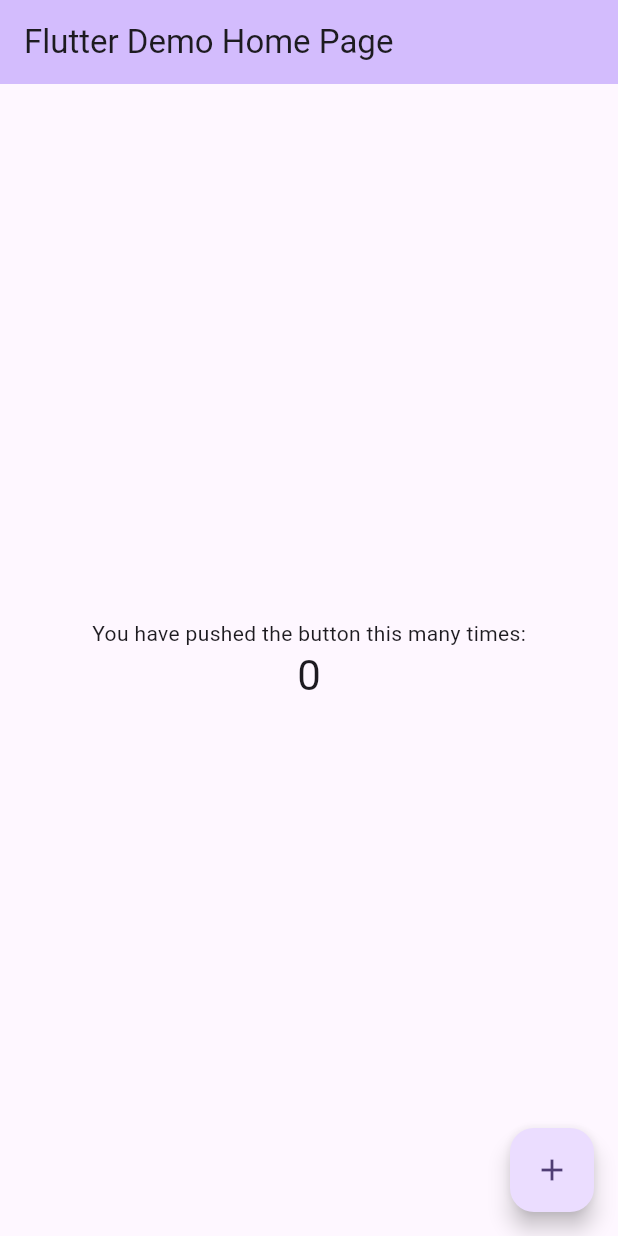
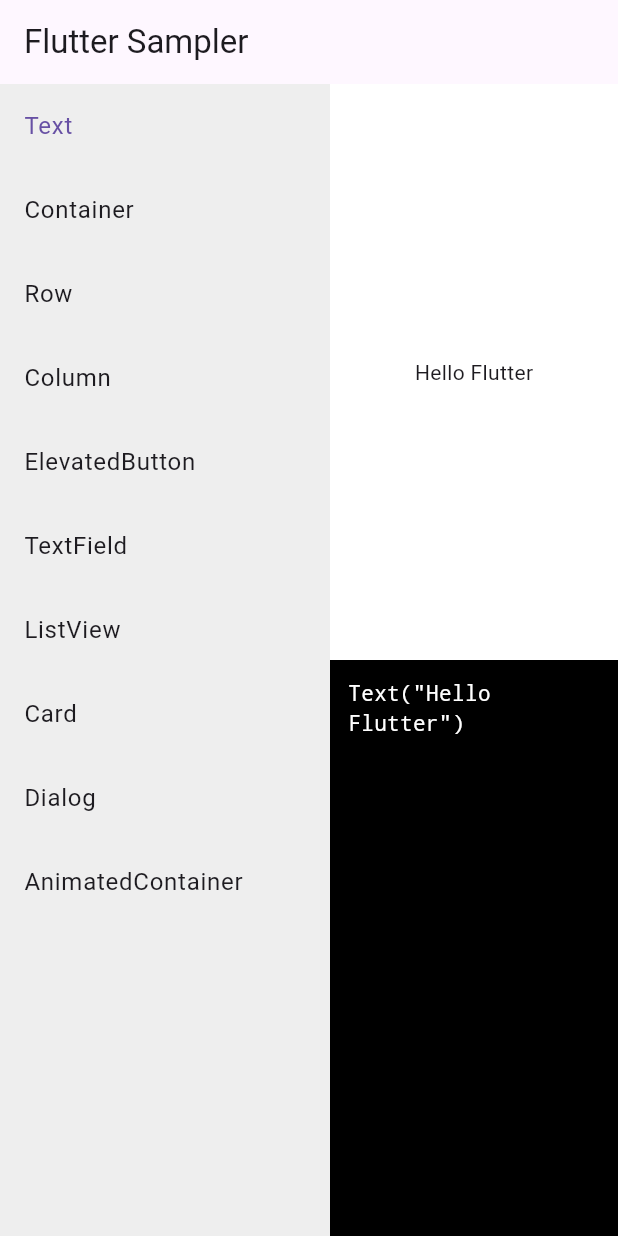
Before and after one commit to KyokoCow/Widget-Lab, a Flutter app: the screen it shows after launch, on a phone screen of 412 x 824 dp. Run offline on Flutter 3.47's test engine with Material 3 defaults, Android fonts, the phone set to English and light mode, and no system bars.

Commit message:
プロトタイプ

```diff
--- a/lib/main.dart
+++ b/lib/main.dart
@@ -7,116 +7,295 @@
 class MyApp extends StatelessWidget {
   const MyApp({super.key});
 
-  // This widget is the root of your application.
   @override
   Widget build(BuildContext context) {
     return MaterialApp(
-      title: 'Flutter Demo',
-      theme: ThemeData(
-        // This is the theme of your application.
-        //
-        // TRY THIS: Try running your application with "flutter run". You'll see
-        // the application has a purple toolbar. Then, without quitting the app,
-        // try changing the seedColor in the colorScheme below to Colors.green
-        // and then invoke "hot reload" (save your changes or press the "hot
-        // reload" button in a Flutter-supported IDE, or press "r" if you used
-        // the command line to start the app).
-        //
-        // Notice that the counter didn't reset back to zero; the application
-        // state is not lost during the reload. To reset the state, use hot
-        // restart instead.
-        //
-        // This works for code too, not just values: Most code changes can be
-        // tested with just a hot reload.
-        colorScheme: .fromSeed(seedColor: Colors.deepPurple),
-      ),
-      home: const MyHomePage(title: 'Flutter Demo Home Page'),
+      debugShowCheckedModeBanner: false,
+      home: const HomePage(),
     );
   }
 }
 
-class MyHomePage extends StatefulWidget {
-  const MyHomePage({super.key, required this.title});
+/* =========================
+   データモデル
+========================= */
 
-  // This widget is the home page of your application. It is stateful, meaning
-  // that it has a State object (defined below) that contains fields that affect
-  // how it looks.
+class Sample {
+  final String id;
+  final String title;
+  final String code;
+  final Widget Function() builder;
 
-  // This class is the configuration for the state. It holds the values (in this
-  // case the title) provided by the parent (in this case the App widget) and
-  // used by the build method of the State. Fields in a Widget subclass are
-  // always marked "final".
+  const Sample({
+    required this.id,
+    required this.title,
+    required this.code,
+    required this.builder,
+  });
+}
 
-  final String title;
+/* =========================
+   サンプル一覧（10個）
+========================= */
+
+final List<Sample> samples = [
+  Sample(
+    id: "text",
+    title: "Text",
+    code: 'Text("Hello Flutter")',
+    builder: () => const Center(child: Text("Hello Flutter")),
+  ),
+
+  Sample(
+    id: "container",
+    title: "Container",
+    code: '''
+Container(
+  width: 100,
+  height: 100,
+  color: Colors.blue,
+)
+''',
+    builder: () => Center(
+      child: Container(width: 100, height: 100, color: Colors.blue),
+    ),
+  ),
+
+  Sample(
+    id: "row",
+    title: "Row",
+    code: '''
+Row(
+  mainAxisAlignment: MainAxisAlignment.center,
+  children: [Icon(Icons.star), Icon(Icons.star)],
+)
+''',
+    builder: () => const Row(
+      mainAxisAlignment: MainAxisAlignment.center,
+      children: [Icon(Icons.star), Icon(Icons.star)],
+    ),
+  ),
+
+  Sample(
+    id: "column",
+    title: "Column",
+    code: '''
+Column(
+  mainAxisAlignment: MainAxisAlignment.center,
+  children: [Text("A"), Text("B")],
+)
+''',
+    builder: () => const Column(
+      mainAxisAlignment: MainAxisAlignment.center,
+      children: [Text("A"), Text("B")],
+    ),
+  ),
+
+  Sample(
+    id: "button",
+    title: "ElevatedButton",
+    code: '''
+ElevatedButton(
+  onPressed: () {},
+  child: Text("押す"),
+)
+''',
+    builder: () => Center(
+      child: ElevatedButton(
+        onPressed: () {},
+        child: const Text("押す"),
+      ),
+    ),
+  ),
+
+  Sample(
+    id: "textfield",
+    title: "TextField",
+    code: 'TextField()',
+    builder: () => const Padding(
+      padding: EdgeInsets.all(16),
+      child: TextField(),
+    ),
+  ),
+
+  Sample(
+    id: "list",
+    title: "ListView",
+    code: '''
+ListView.builder(
+  itemCount: 10,
+  itemBuilder: (_, i) => ListTile(title: Text("Item \$i")),
+)
+''',
+    builder: () => ListView.builder(
+      itemCount: 10,
+      itemBuilder: (_, i) => ListTile(title: Text("Item $i")),
+    ),
+  ),
+
+  Sample(
+    id: "card",
+    title: "Card",
+    code: '''
+Card(
+  child: Padding(
+    padding: EdgeInsets.all(16),
+    child: Text("Card"),
+  ),
+)
+''',
+    builder: () => const Center(
+      child: Card(
+        child: Padding(
+          padding: EdgeInsets.all(16),
+          child: Text("Card"),
+        ),
+      ),
+    ),
+  ),
+
+  Sample(
+    id: "dialog",
+    title: "Dialog",
+    code: '''
+showDialog(
+  context: context,
+  builder: (_) => AlertDialog(title: Text("Hello")),
+)
+''',
+    builder: () => Builder(
+      builder: (context) => Center(
+        child: ElevatedButton(
+          onPressed: () {
+            showDialog(
+              context: context,
+              builder: (_) =>
+              const AlertDialog(title: Text("Hello Dialog")),
+            );
+          },
+          child: const Text("ダイアログ表示"),
+        ),
+      ),
+    ),
+  ),
+
+  Sample(
+    id: "animated",
+    title: "AnimatedContainer",
+    code: '''
+AnimatedContainer(
+  duration: Duration(seconds: 1),
+  width: 100→200,
+)
+''',
+    builder: () => const AnimatedSample(),
+  ),
+];
+
+/* =========================
+   メイン画面
+========================= */
+
+class HomePage extends StatefulWidget {
+  const HomePage({super.key});
 
   @override
-  State<MyHomePage> createState() => _MyHomePageState();
+  State<HomePage> createState() => _HomePageState();
 }
 
-class _MyHomePageState extends State<MyHomePage> {
-  int _counter = 0;
-
-  void _incrementCounter() {
-    setState(() {
-      // This call to setState tells the Flutter framework that something has
-      // changed in this State, which causes it to rerun the build method below
-      // so that the display can reflect the updated values. If we changed
-      // _counter without calling setState(), then the build method would not be
-      // called again, and so nothing would appear to happen.
-      _counter++;
-    });
-  }
+class _HomePageState extends State<HomePage> {
+  Sample selected = samples.first;
 
   @override
   Widget build(BuildContext context) {
-    // This method is rerun every time setState is called, for instance as done
-    // by the _incrementCounter method above.
-    //
-    // The Flutter framework has been optimized to make rerunning build methods
-    // fast, so that you can just rebuild anything that needs updating rather
-    // than having to individually change instances of widgets.
     return Scaffold(
-      appBar: AppBar(
-        // TRY THIS: Try changing the color here to a specific color (to
-        // Colors.amber, perhaps?) and trigger a hot reload to see the AppBar
-        // change color while the other colors stay the same.
-        backgroundColor: Theme.of(context).colorScheme.inversePrimary,
-        // Here we take the value from the MyHomePage object that was created by
-        // the App.build method, and use it to set our appbar title.
-        title: Text(widget.title),
-      ),
-      body: Center(
-        // Center is a layout widget. It takes a single child and positions it
-        // in the middle of the parent.
-        child: Column(
-          // Column is also a layout widget. It takes a list of children and
-          // arranges them vertically. By default, it sizes itself to fit its
-          // children horizontally, and tries to be as tall as its parent.
-          //
-          // Column has various properties to control how it sizes itself and
-          // how it positions its children. Here we use mainAxisAlignment to
-          // center the children vertically; the main axis here is the vertical
-          // axis because Columns are vertical (the cross axis would be
-          // horizontal).
-          //
-          // TRY THIS: Invoke "debug painting" (choose the "Toggle Debug Paint"
-          // action in the IDE, or press "p" in the console), to see the
-          // wireframe for each widget.
-          mainAxisAlignment: .center,
-          children: [
-            const Text('You have pushed the button this many times:'),
-            Text(
-              '$_counter',
-              style: Theme.of(context).textTheme.headlineMedium,
+      appBar: AppBar(title: const Text("Flutter Sampler")),
+      body: Row(
+        children: [
+          // 左：リスト
+          Container(
+            width: 220,
+            color: Colors.grey[200],
+            child: ListView(
+              children: samples.map((s) {
+                return ListTile(
+                  title: Text(s.title),
+                  selected: selected.id == s.id,
+                  onTap: () {
+                    setState(() {
+                      selected = s;
+                    });
+                  },
+                );
+              }).toList(),
             ),
-          ],
-        ),
-      ),
-      floatingActionButton: FloatingActionButton(
-        onPressed: _incrementCounter,
-        tooltip: 'Increment',
-        child: const Icon(Icons.add),
+          ),
+
+          // 右：プレビュー＋コード
+          Expanded(
+            child: Column(
+              children: [
+                // プレビュー
+                Expanded(
+                  child: Container(
+                    color: Colors.white,
+                    child: Center(child: selected.builder()),
+                  ),
+                ),
+
+                // コード
+                Expanded(
+                  child: Container(
+                    color: Colors.black,
+                    padding: const EdgeInsets.all(12),
+                    child: SingleChildScrollView(
+                      child: SelectableText(
+                        selected.code,
+                        style: const TextStyle(
+                          fontFamily: 'monospace',
+                          color: Colors.white,
+                        ),
+                      ),
+                    ),
+                  ),
+                ),
+              ],
+            ),
+          ),
+        ],
       ),
     );
   }
 }
+
+/* =========================
+   Animatedサンプル
+========================= */
+
+class AnimatedSample extends StatefulWidget {
+  const AnimatedSample({super.key});
+
+  @override
+  State<AnimatedSample> createState() => _AnimatedSampleState();
+}
+
+class _AnimatedSampleState extends State<AnimatedSample> {
+  bool big = false;
+
+  @override
+  Widget build(BuildContext context) {
+    return GestureDetector(
+      onTap: () {
+        setState(() {
+          big = !big;
+        });
+      },
+      child: AnimatedContainer(
+        duration: const Duration(seconds: 1),
+        width: big ? 200 : 100,
+        height: big ? 200 : 100,
+        color: Colors.red,
+      ),
+    );
+  }
+}
```
